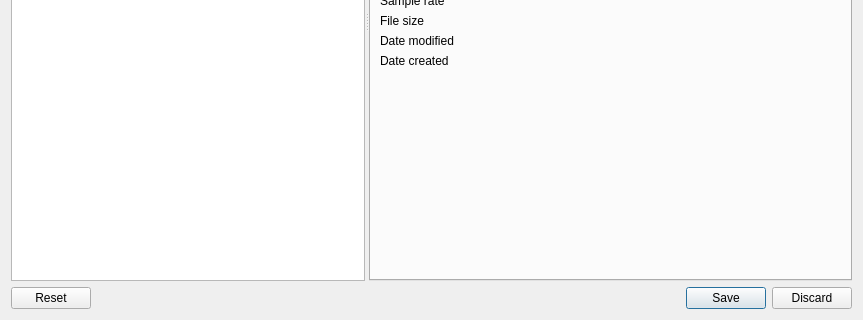
Qt form src/ui/edittagdialog.ui (clementine-player/Clementine) before a commit; both pictures show x 0 to 863 and y 251 to 571 of the 863 by 571 pixel window.
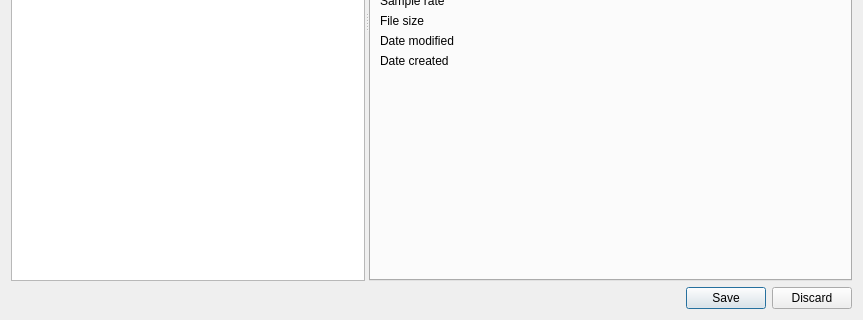
The same form after that commit. Icons and pictures are not drawn. Custom widgets are drawn as their Qt base class.

Commit message: Add next and previous buttons to the edit tag dialog

Patch:
```diff
--- a/src/ui/edittagdialog.ui
+++ b/src/ui/edittagdialog.ui
@@ -604,7 +604,7 @@
    <item>
     <widget class="QDialogButtonBox" name="buttonBox">
      <property name="standardButtons">
-      <set>QDialogButtonBox::Discard|QDialogButtonBox::Reset|QDialogButtonBox::Save</set>
+      <set>QDialogButtonBox::Discard|QDialogButtonBox::Save</set>
      </property>
     </widget>
    </item>
```
Left out of the diff: 6 changed lines with no effect on the pictures. The commit also changes 46 other files.
